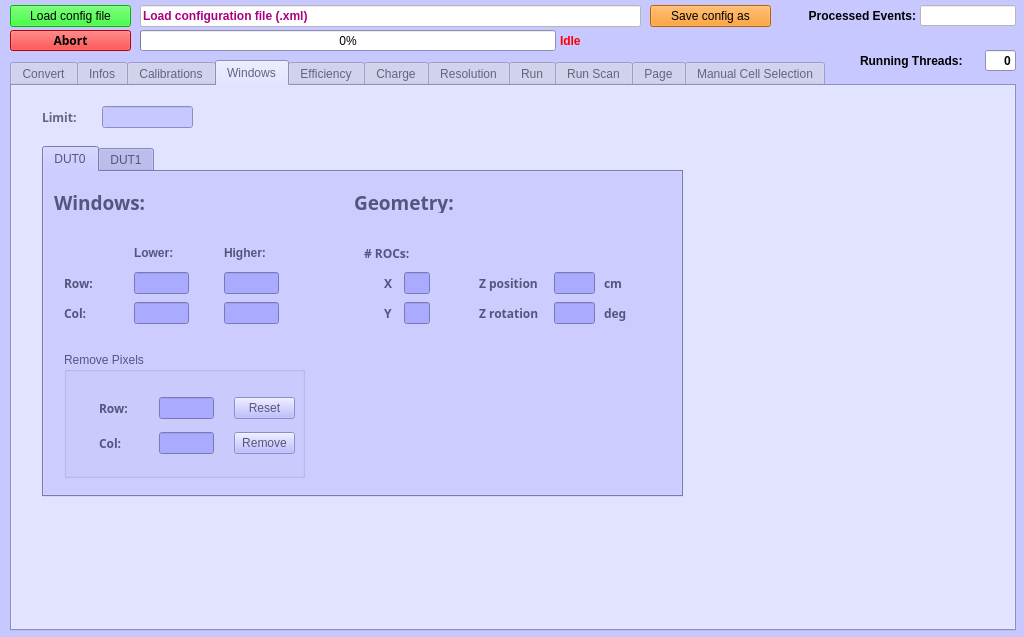
afrankenthal/Chewie, file analyzerdlg.ui: the form before one commit.
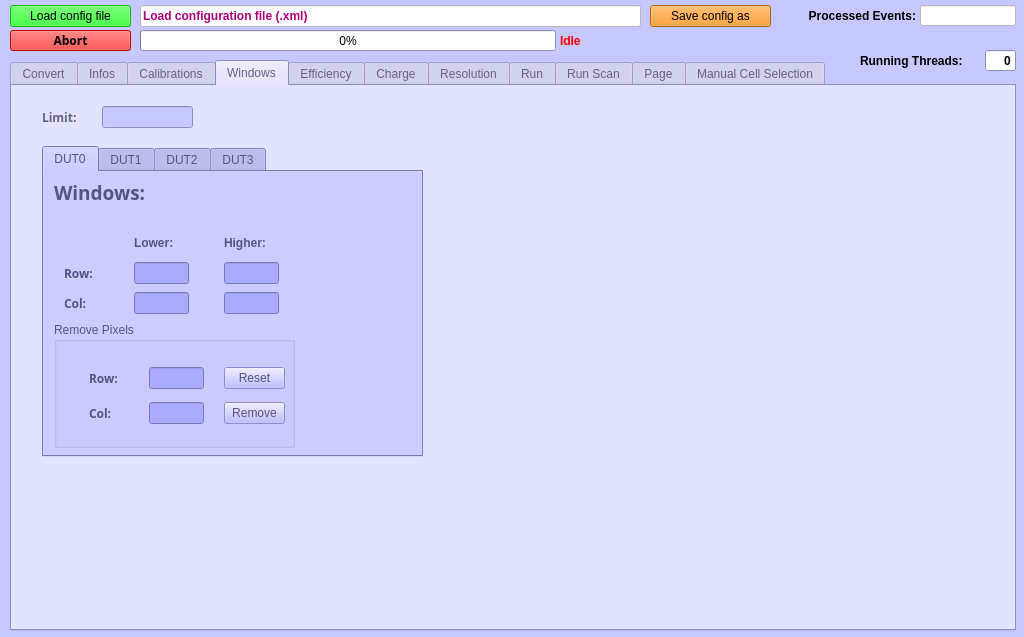
The form after the commit. The open tabs and pages were chosen to show the change. Custom widgets are drawn as their Qt base class.

What changed in the file:
```diff
--- a/analyzerdlg.ui
+++ b/analyzerdlg.ui
@@ -4806,8 +4806,8 @@
       <rect>
        <x>30</x>
        <y>60</y>
-       <width>641</width>
-       <height>351</height>
+       <width>381</width>
+       <height>311</height>
       </rect>
      </property>
      <property name="palette">
@@ -5239,7 +5239,7 @@
        <property name="geometry">
         <rect>
          <x>10</x>
-         <y>20</y>
+         <y>10</y>
          <width>111</width>
          <height>21</height>
         </rect>
@@ -5260,7 +5260,7 @@
        <property name="geometry">
         <rect>
          <x>20</x>
-         <y>100</y>
+         <y>90</y>
          <width>36</width>
          <height>22</height>
         </rect>
@@ -5280,7 +5280,7 @@
        <property name="geometry">
         <rect>
          <x>20</x>
-         <y>130</y>
+         <y>120</y>
          <width>36</width>
          <height>22</height>
         </rect>
@@ -5300,7 +5300,7 @@
        <property name="geometry">
         <rect>
          <x>90</x>
-         <y>100</y>
+         <y>90</y>
          <width>55</width>
          <height>22</height>
         </rect>
@@ -5310,7 +5310,7 @@
        <property name="geometry">
         <rect>
          <x>90</x>
-         <y>130</y>
+         <y>120</y>
          <width>55</width>
          <height>22</height>
         </rect>
@@ -5320,7 +5320,7 @@
        <property name="geometry">
         <rect>
          <x>90</x>
-         <y>70</y>
+         <y>60</y>
          <width>53</width>
          <height>22</height>
         </rect>
@@ -5339,7 +5339,7 @@
        <property name="geometry">
         <rect>
          <x>180</x>
-         <y>70</y>
+         <y>60</y>
          <width>53</width>
          <height>22</height>
         </rect>
@@ -5358,7 +5358,7 @@
        <property name="geometry">
         <rect>
          <x>180</x>
-         <y>100</y>
+         <y>90</y>
          <width>55</width>
          <height>22</height>
         </rect>
@@ -5368,7 +5368,7 @@
        <property name="geometry">
         <rect>
          <x>180</x>
-         <y>130</y>
+         <y>120</y>
          <width>55</width>
          <height>22</height>
         </rect>
@@ -5377,8 +5377,8 @@
       <widget class="QGroupBox" name="removePixelDUT0GB">
        <property name="geometry">
         <rect>
-         <x>20</x>
-         <y>180</y>
+         <x>10</x>
+         <y>150</y>
          <width>241</width>
          <height>126</height>
         </rect>
@@ -5473,207 +5473,6 @@
         </property>
        </widget>
       </widget>
-      <widget class="QLabel" name="geometryDut0LB">
-       <property name="geometry">
-        <rect>
-         <x>310</x>
-         <y>20</y>
-         <width>111</width>
-         <height>21</height>
-        </rect>
-       </property>
-       <property name="font">
-        <font>
-         <family>Sans Serif</family>
-         <pointsize>14</pointsize>
-         <weight>75</weight>
-         <bold>true</bold>
-        </font>
-       </property>
-       <property name="text">
-        <string>Geometry:</string>
-       </property>
-      </widget>
-      <widget class="QLabel" name="ROCdut0LB">
-       <property name="geometry">
-        <rect>
-         <x>320</x>
-         <y>70</y>
-         <width>71</width>
-         <height>22</height>
-        </rect>
-       </property>
-       <property name="font">
-        <font>
-         <family>Sans Serif</family>
-         <weight>75</weight>
-         <bold>true</bold>
-        </font>
-       </property>
-       <property name="text">
-        <string># ROCs:</string>
-       </property>
-      </widget>
-      <widget class="QLabel" name="xROCdut0LB">
-       <property name="geometry">
-        <rect>
-         <x>340</x>
-         <y>100</y>
-         <width>16</width>
-         <height>22</height>
-        </rect>
-       </property>
-       <property name="font">
-        <font>
-         <family>Sans Serif</family>
-         <weight>75</weight>
-         <bold>true</bold>
-        </font>
-       </property>
-       <property name="text">
-        <string>X</string>
-       </property>
-      </widget>
-      <widget class="customLineEdit" name="xROCdut0LE">
-       <property name="geometry">
-        <rect>
-         <x>360</x>
-         <y>100</y>
-         <width>26</width>
-         <height>22</height>
-        </rect>
-       </property>
-      </widget>
-      <widget class="QLabel" name="yROCdut0LB">
-       <property name="geometry">
-        <rect>
-         <x>340</x>
-         <y>130</y>
-         <width>16</width>
-         <height>22</height>
-        </rect>
-       </property>
-       <property name="font">
-        <font>
-         <family>Sans Serif</family>
-         <weight>75</weight>
-         <bold>true</bold>
-        </font>
-       </property>
-       <property name="text">
-        <string>Y</string>
-       </property>
-      </widget>
-      <widget class="customLineEdit" name="yROCdut0LE">
-       <property name="geometry">
-        <rect>
-         <x>360</x>
-         <y>130</y>
-         <width>26</width>
-         <height>22</height>
-        </rect>
-       </property>
-      </widget>
-      <widget class="QLabel" name="ZposDUT0LB">
-       <property name="geometry">
-        <rect>
-         <x>435</x>
-         <y>100</y>
-         <width>81</width>
-         <height>22</height>
-        </rect>
-       </property>
-       <property name="font">
-        <font>
-         <family>Sans Serif</family>
-         <weight>75</weight>
-         <bold>true</bold>
-        </font>
-       </property>
-       <property name="text">
-        <string>Z position</string>
-       </property>
-      </widget>
-      <widget class="QLabel" name="ZrotDUT0LB">
-       <property name="geometry">
-        <rect>
-         <x>435</x>
-         <y>130</y>
-         <width>81</width>
-         <height>22</height>
-        </rect>
-       </property>
-       <property name="font">
-        <font>
-         <family>Sans Serif</family>
-         <weight>75</weight>
-         <bold>true</bold>
-        </font>
-       </property>
-       <property name="text">
-        <string>Z rotation</string>
-       </property>
-      </widget>
-      <widget class="customLineEdit" name="ZposDUT0LE">
-       <property name="geometry">
-        <rect>
-         <x>510</x>
-         <y>100</y>
-         <width>41</width>
-         <height>22</height>
-        </rect>
-       </property>
-      </widget>
-      <widget class="customLineEdit" name="ZrotDUT0LE">
-       <property name="geometry">
-        <rect>
-         <x>510</x>
-         <y>130</y>
-         <width>41</width>
-         <height>22</height>
-        </rect>
-       </property>
-      </widget>
-      <widget class="QLabel" name="ZposDUT0DegLB">
-       <property name="geometry">
-        <rect>
-         <x>560</x>
-         <y>130</y>
-         <width>41</width>
-         <height>22</height>
-        </rect>
-       </property>
-       <property name="font">
-        <font>
-         <family>Sans Serif</family>
-         <weight>75</weight>
-         <bold>true</bold>
-        </font>
-       </property>
-       <property name="text">
-        <string>deg</string>
-       </property>
-      </widget>
-      <widget class="QLabel" name="ZposDUT0CMLB">
-       <property name="geometry">
-        <rect>
-         <x>560</x>
-         <y>100</y>
-         <width>31</width>
-         <height>22</height>
-        </rect>
-       </property>
-       <property name="font">
-        <font>
-         <family>Sans Serif</family>
-         <weight>75</weight>
-         <bold>true</bold>
-        </font>
-       </property>
-       <property name="text">
-        <string>cm</string>
-       </property>
-      </widget>
      </widget>
      <widget class="QWidget" name="tab_7">
       <attribute name="title">
@@ -5938,7 +5737,12 @@
         </property>
        </widget>
       </widget>
-      <widget class="QLabel" name="ROCdut1LB">
+     </widget>
+     <widget class="QWidget" name="tab_8">
+      <attribute name="title">
+       <string>DUT2</string>
+      </attribute>
+      <widget class="QLabel" name="lowerEdge2LB">
        <property name="geometry">
         <rect>
          <x>320</x>
@@ -6038,7 +5842,12 @@
         <string>Z position</string>
        </property>
       </widget>
-      <widget class="QLabel" name="ZrotDUT1LB">
+     </widget>
+     <widget class="QWidget" name="tab_9">
+      <attribute name="title">
+       <string>DUT3</string>
+      </attribute>
+      <widget class="QLabel" name="lowerEdge3LB">
        <property name="geometry">
         <rect>
          <x>435</x>
```
Left out of the diff: 283 changed lines with no effect on the pictures.
